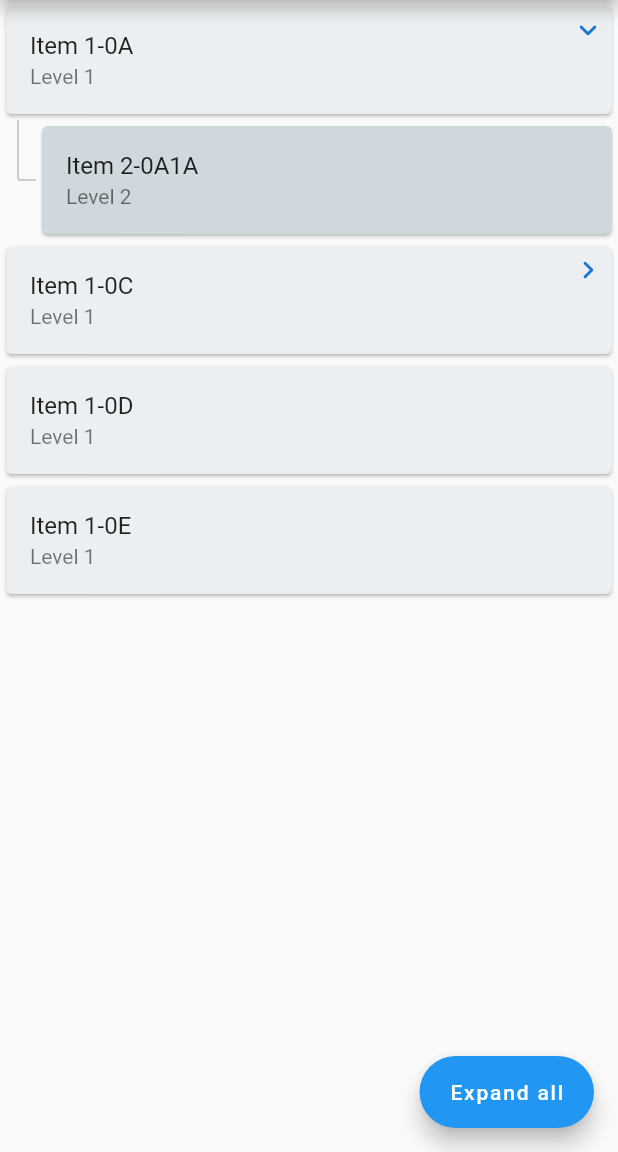
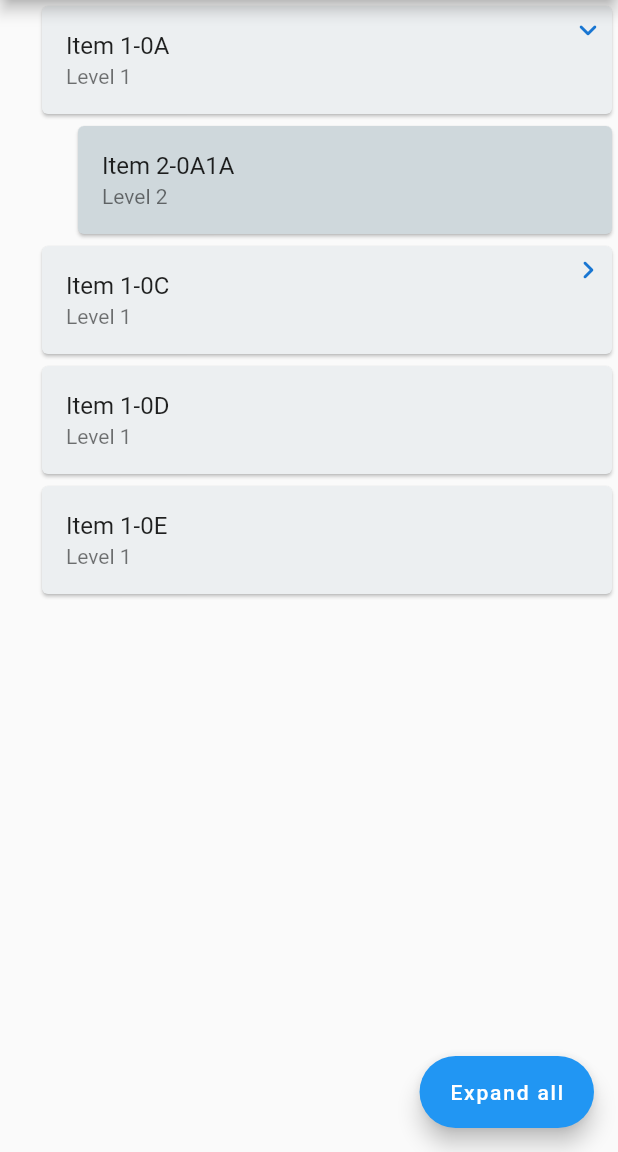
Before and after one commit to embraceitmobile/animated_tree_view, a Flutter app: the MyHomePage screen opened directly, after a tap on an icon or button, on a phone screen of 412 x 824 dp, the part 84-1236 px from its top. Run offline on Flutter 3.47's test engine with Material 2 defaults, Android fonts, the phone set to English and light mode, and no system bars; drawn by our look-alikes of scroll_to_index; our stand-ins replace tuple; missing offline and left inert: diffutil_dart.

Commit message:
feat: add scoping lines for parent indents

```diff
--- a/example/lib/main.dart
+++ b/example/lib/main.dart
@@ -64,7 +64,7 @@ class _MyHomePageState extends State<MyHomePage> {
           color: Colors.blue[700],
           padding: const EdgeInsets.all(8),
         ),
-        indentation: Indentation.withLineDecoration(),
+        indentation: Indentation(),
         onItemTap: (item) {
           print("Item tapped: ${item.key}");
           if (showSnackBar)
--- /dev/null
+++ b/example/lib/main_indent.dart
@@ -0,0 +1,66 @@
+import 'package:animated_tree_view/animated_tree_view.dart';
+import 'package:flutter/material.dart';
+
+import '../utils/utils.dart';
+
+const showSnackBar = false;
+
+void main() {
+  runApp(MyApp());
+}
+
+class MyApp extends StatelessWidget {
+  // This widget is the root of your application.
+  @override
+  Widget build(BuildContext context) {
+    return MaterialApp(
+      title: 'Indentation test',
+      theme: ThemeData(
+        primarySwatch: Colors.blue,
+        visualDensity: VisualDensity.adaptivePlatformDensity,
+      ),
+      home: MyHomePage(title: 'Indentation test'),
+    );
+  }
+}
+
+class MyHomePage extends StatefulWidget {
+  MyHomePage({Key? key, required this.title}) : super(key: key);
+
+  final String title;
+
+  @override
+  _MyHomePageState createState() => _MyHomePageState();
+}
+
+class _MyHomePageState extends State<MyHomePage> {
+  @override
+  Widget build(BuildContext context) {
+    return Scaffold(
+      appBar: AppBar(
+        title: Text(widget.title),
+      ),
+      body: SafeArea(
+        child: GridPaper(
+          child: Indent(
+            node: TreeNode(),
+            indentation: Indentation(
+              width: 100,
+              decoration: IndentationDecoration(
+                lineWidth: 20,
+                color: Colors.green,
+                style: IndentStyle.scopingLine,
+              ),
+            ),
+            child: Container(
+              padding: EdgeInsets.all(32),
+              color: Colors.red,
+              width: double.maxFinite,
+              height: 200,
+            ),
+          ),
+        ),
+      ),
+    );
+  }
+}
--- a/lib/node/base/i_node.dart
+++ b/lib/node/base/i_node.dart
@@ -79,6 +79,7 @@ abstract class INode {
 
   /// Getter to get the level i.e. how many iterations it will take to get to the
   /// [root].
+  /// ** Note: starting index is 0.
   int get level => parent == null ? 0 : parent!.level + 1;
 
   /// Getter to get the total number of [children]
--- a/lib/tree_view/tree_node.dart
+++ b/lib/tree_view/tree_node.dart
@@ -21,6 +21,19 @@ mixin ITreeNode<T> on IListenableNode implements ValueListenable<INode> {
   set data(T? value) {
     listenableData.value = value;
   }
+
+  @protected
+  bool isLastChild = false;
+
+  @protected
+  bool areChildIndicesCached = false;
+
+  @protected
+  void cacheChildIndices() {
+    if (childrenAsList.isEmpty || areChildIndicesCached) return;
+    (childrenAsList[length - 1] as ITreeNode).isLastChild = true;
+    areChildIndicesCached = true;
+  }
 }
 
 /// A [TreeNode] that can be used with the [TreeView].
@@ -39,7 +52,9 @@ class TreeNode<T> extends ListenableNode with ITreeNode<T> {
       : this.listenableData = ValueNotifier(data);
 
   /// Factory constructor to be used only for root [TreeNode]
-  factory TreeNode.root({T? data}) => TreeNode(key: INode.ROOT_KEY, data: data);
+  factory TreeNode.root({T? data}) => TreeNode(key: INode.ROOT_KEY, data: data)
+    ..isLastChild = true
+    ..cacheChildIndices();
 
   /// [ValueNotifier] for data [T] that can be listened for data changes;
   @override
@@ -63,7 +78,9 @@ class IndexedTreeNode<T> extends IndexedListenableNode with ITreeNode<T> {
 
   /// Factory constructor to be used only for root [IndexedTreeNode]
   factory IndexedTreeNode.root({T? data}) =>
-      IndexedTreeNode(key: INode.ROOT_KEY, data: data);
+      IndexedTreeNode(key: INode.ROOT_KEY, data: data)
+        ..isLastChild = true
+        ..cacheChildIndices();
 
   /// [ValueNotifier] for data [T] that can be listened for data changes;
   @override
--- a/lib/tree_view/tree_view.dart
+++ b/lib/tree_view/tree_view.dart
@@ -228,8 +228,6 @@ mixin _TreeViewState<Data, Tree extends ITreeNode<Data>,
             .toggleExpansion(item),
         onItemTap: widget.onItemTap,
         showRootNode: widget.showRootNode,
-        isLastChild: _calcIsLastChild(
-            _treeViewEventHandler.animatedListStateController.list, index),
       );
 
   Widget _removedItemBuilder(
@@ -251,14 +249,6 @@ mixin _TreeViewState<Data, Tree extends ITreeNode<Data>,
         showRootNode: widget.showRootNode,
         isLastChild: true,
       );
-
-  bool _calcIsLastChild(List<ITreeNode<Data>> list, int index) {
-    if (list.isEmpty) return true;
-    if (list.length < 2) return true;
-    if (index >= list.length - 1) return true;
-
-    return list[index].level != list[index + 1].level;
-  }
 
   @override
   void didUpdateWidget(S oldWidget) {
--- a/lib/tree_view/tree_view_state_helper.dart
+++ b/lib/tree_view/tree_view_state_helper.dart
@@ -242,6 +242,7 @@ class TreeViewExpansionBehaviourController<Data> {
     );
 
     item.expansionNotifier.value = true;
+    item.cacheChildIndices();
   }
 
   Future<void> toggleExpansion(ITreeNode<Data> item) async {
--- a/lib/tree_view/widgets/expandable_node.dart
+++ b/lib/tree_view/widgets/expandable_node.dart
@@ -13,8 +13,6 @@ class ExpandableNodeItem<Data, Tree extends ITreeNode<Data>>
   final int? index;
   final ValueSetter<Tree>? onItemTap;
   final ValueSetter<Tree> onToggleExpansion;
-  final int minLevelToIndent;
-  final bool isLastChild;
 
   static Widget insertedNode<Data, Tree extends ITreeNode<Data>>({
     required int index,
@@ -26,7 +24,6 @@ class ExpandableNodeItem<Data, Tree extends ITreeNode<Data>>
     required ValueSetter<Tree>? onItemTap,
     required ValueSetter<Tree> onToggleExpansion,
     required bool showRootNode,
-    required bool isLastChild,
     Indentation? indentation,
   }) {
     return ValueListenableBuilder<INode>(
@@ -43,8 +40,6 @@ class ExpandableNodeItem<Data, Tree extends ITreeNode<Data>>
           expansionIndicatorBuilder: expansionIndicator,
           onToggleExpansion: onToggleExpansion,
           onItemTap: onItemTap,
-          isLastChild: isLastChild,
-          minLevelToIndent: showRootNode ? 0 : 1,
         ),
       ),
     );
@@ -72,8 +67,6 @@ class ExpandableNodeItem<Data, Tree extends ITreeNode<Data>>
       expansionIndicatorBuilder: expansionIndicator,
       onItemTap: onItemTap,
       onToggleExpansion: onToggleExpansion,
-      isLastChild: isLastChild,
-      minLevelToIndent: showRootNode ? 0 : 1,
     );
   }
 
@@ -84,10 +77,8 @@ class ExpandableNodeItem<Data, Tree extends ITreeNode<Data>>
     required this.node,
     required this.animation,
     required this.onToggleExpansion,
-    required this.isLastChild,
     this.index,
     this.remove = false,
-    this.minLevelToIndent = 0,
     this.expansionIndicatorBuilder,
     this.onItemTap,
     Indentation? indentation,
@@ -97,15 +88,12 @@ class ExpandableNodeItem<Data, Tree extends ITreeNode<Data>>
   Widget build(BuildContext context) {
     final itemContainer = ExpandableNodeContainer(
       animation: animation,
-      item: node,
+      node: node,
       child: builder(context, node),
-      indentation: indentation.copyWith(
-          width: indentation.width *
-              (node.level - minLevelToIndent).clamp(0, double.maxFinite)),
+      indentation: indentation,
       expansionIndicator: node.childrenAsList.isEmpty
           ? null
           : expansionIndicatorBuilder?.call(context, node),
-      isLastChild: isLastChild,
       onTap: remove
           ? null
           : (dynamic item) {
@@ -128,10 +116,9 @@ class ExpandableNodeItem<Data, Tree extends ITreeNode<Data>>
 class ExpandableNodeContainer<T> extends StatelessWidget {
   final Animation<double> animation;
   final ValueSetter<ITreeNode<T>>? onTap;
-  final ITreeNode<T> item;
+  final ITreeNode<T> node;
   final ExpansionIndicator? expansionIndicator;
   final Indentation indentation;
-  final bool isLastChild;
   final Widget child;
 
   const ExpandableNodeContainer({
@@ -139,9 +126,8 @@ class ExpandableNodeContainer<T> extends StatelessWidget {
     required this.animation,
     required this.onTap,
     required this.child,
-    required this.item,
+    required this.node,
     required this.indentation,
-    required this.isLastChild,
     this.expansionIndicator,
   });
 
@@ -152,10 +138,10 @@ class ExpandableNodeContainer<T> extends StatelessWidget {
       sizeFactor: CurvedAnimation(parent: animation, curve: Curves.easeOut),
       child: GestureDetector(
         behavior: HitTestBehavior.translucent,
-        onTap: onTap == null ? null : () => onTap!(item),
+        onTap: onTap == null ? null : () => onTap!(node),
         child: Indent(
           indentation: indentation,
-          shouldDrawBottom: !isLastChild,
+          node: node,
           child: expansionIndicator == null
               ? child
               : PositionedExpansionIndicator(
--- a/lib/tree_view/widgets/indent.dart
+++ b/lib/tree_view/widgets/indent.dart
@@ -1,31 +1,35 @@
+import 'package:animated_tree_view/tree_view/tree_node.dart';
 import 'package:flutter/material.dart';
 
-enum IndentStyle { scopingLine, squareJoint, roundJoint }
+enum IndentStyle { none, scopingLine, squareJoint, roundJoint }
 
 class Indent extends StatelessWidget {
   final Indentation indentation;
+  final ITreeNode node;
   final Widget child;
-  final bool shouldDrawBottom;
 
-  const Indent(
-      {super.key,
-      required this.indentation,
-      required this.child,
-      required this.shouldDrawBottom});
+  const Indent({
+    super.key,
+    required this.indentation,
+    required this.child,
+    required this.node,
+  });
 
   @override
   Widget build(BuildContext context) {
     final content = Padding(
-      padding: EdgeInsets.only(left: indentation.width),
+      padding: EdgeInsets.only(
+        left: (indentation.width * node.level).clamp(0.0, double.maxFinite),
+      ),
       child: child,
     );
 
-    if (indentation.decoration == null) return content;
+    if (indentation.decoration.style == IndentStyle.none) return content;
 
     return CustomPaint(
       foregroundPainter: IndentationPainter.fromIndentation(
         indentation: indentation,
-        shouldDrawBottom: shouldDrawBottom,
+        node: node,
       ),
       child: content,
     );
@@ -33,34 +37,37 @@ class Indent extends StatelessWidget {
 }
 
 class IndentationPainter extends CustomPainter {
-  final double width;
+  final double indentWidth;
   final IndentationDecoration decoration;
-  final bool shouldDrawBottom;
+  final ITreeNode node;
 
   const IndentationPainter({
-    required this.width,
+    required this.indentWidth,
     required this.decoration,
-    required this.shouldDrawBottom,
+    required this.node,
   });
 
   factory IndentationPainter.fromIndentation({
     required Indentation indentation,
-    required bool shouldDrawBottom,
+    required ITreeNode node,
   }) =>
       IndentationPainter(
-        width: indentation.width,
+        indentWidth: indentation.width,
         decoration: indentation.decoration ?? IndentationDecoration(),
-        shouldDrawBottom: shouldDrawBottom,
+        node: node,
       );
 
   @override
   void paint(Canvas canvas, Size size) {
     final strokeWidth = decoration.lineWidth;
+    final totalWidth = (indentWidth * node.level).clamp(0.0, double.maxFinite);
+    final shouldDrawBottom = !node.isLastChild;
+
     final paint = Paint()
       ..color = decoration.color
       ..style = PaintingStyle.fill;
 
-    final center = Size(width - 12, size.height / 2);
+    final center = Size(totalWidth - 12, size.height / 2);
 
     final topOrigin = Offset(
       center.width + decoration.offset.dx,
@@ -78,7 +85,7 @@ class IndentationPainter extends CustomPainter {
     );
 
     final end = Offset(
-      width,
+      totalWidth,
       center.height + decoration.offset.dy,
     );
 
@@ -91,10 +98,10 @@ class IndentationPainter extends CustomPainter {
       case IndentStyle.scopingLine:
         canvas.drawRect(
             Rect.fromLTRB(
-              topOrigin.dx,
+              topOrigin.dx - 0.5,
               topOrigin.dy,
-              topOrigin.dx + strokeWidth,
-              shouldDrawBottom ? bottom.dy : cornerOuter.dy,
+              topOrigin.dx + strokeWidth - 0.5,
+              bottom.dy,
             ),
             paint);
         break;
@@ -128,11 +135,23 @@ class IndentationPainter extends CustomPainter {
         );
         break;
     }
+
+    if (node.parent != null)
+      _drawScopingLines(
+        canvas: canvas,
+        origin: Offset(topOrigin.dx - indentWidth, topOrigin.dy),
+        strokeWidth: strokeWidth,
+        bottom: bottom.dy,
+        node: node.parent! as ITreeNode,
+        paint: paint,
+        drawLastChild: decoration.style == IndentStyle.scopingLine,
+      );
   }
 
   @override
   bool shouldRepaint(IndentationPainter oldDelegate) {
-    return decoration != oldDelegate.decoration || width != oldDelegate.width;
+    return decoration != oldDelegate.decoration ||
+        indentWidth != oldDelegate.indentWidth;
   }
 
   void _drawWithRoundedCorners({
@@ -228,32 +247,53 @@ class IndentationPainter extends CustomPainter {
     final combinedPath = Path.combine(PathOperation.union, pathTop, pathBottom);
     canvas.drawPath(combinedPath, paint);
   }
+
+  void _drawScopingLines({
+    required Canvas canvas,
+    required Offset origin,
+    required double strokeWidth,
+    required double bottom,
+    required ITreeNode node,
+    required Paint paint,
+    bool drawLastChild = false,
+  }) {
+    if (drawLastChild || node.isLastChild == false)
+      canvas.drawRect(
+          Rect.fromLTRB(
+            origin.dx - 0.5,
+            origin.dy,
+            origin.dx + strokeWidth - 0.5,
+            bottom,
+          ),
+          paint);
+
+    if (node.parent != null) {
+      _drawScopingLines(
+        canvas: canvas,
+        origin: Offset(origin.dx - indentWidth, origin.dy),
+        strokeWidth: strokeWidth,
+        bottom: bottom,
+        node: node.parent! as ITreeNode,
+        paint: paint,
+        drawLastChild: drawLastChild,
+      );
+    }
+  }
 }
 
 class Indentation {
   static const DEF_INDENT_WIDTH = 24.0;
 
   final double width;
-  final IndentationDecoration? decoration;
+  final IndentationDecoration decoration;
 
   const Indentation({
     this.width = DEF_INDENT_WIDTH,
-    this.decoration = const IndentationDecoration(),
+    this.decoration = const IndentationDecoration(style: IndentStyle.none),
   });
 
-  factory Indentation.withLineDecoration({
-    double width = DEF_INDENT_WIDTH,
-    IndentationDecoration decoration = const IndentationDecoration(),
-  }) =>
-      Indentation(width: width, decoration: decoration);
-
-  Indentation copyWith({
-    double? width,
-    double? height,
-    IndentationDecoration? decoration,
-  }) =>
-      Indentation(
-        width: width ?? this.width,
+  Indentation copyWith({IndentationDecoration? decoration}) => Indentation(
+        width: width,
         decoration: decoration ?? this.decoration,
       );
 
@@ -278,7 +318,7 @@ class IndentationDecoration {
   const IndentationDecoration({
     this.lineWidth = 1,
     this.style = IndentStyle.roundJoint,
-    this.color =  const Color(0xFFBDBDBD),
+    this.color = const Color(0xFFBDBDBD),
     this.offset = Offset.zero,
   });
 
```
Also changed, not shown: example/lib/samples/file_explorer_sample/file_explorer_sample.dart (+14 -2 lines), 1 other file.
